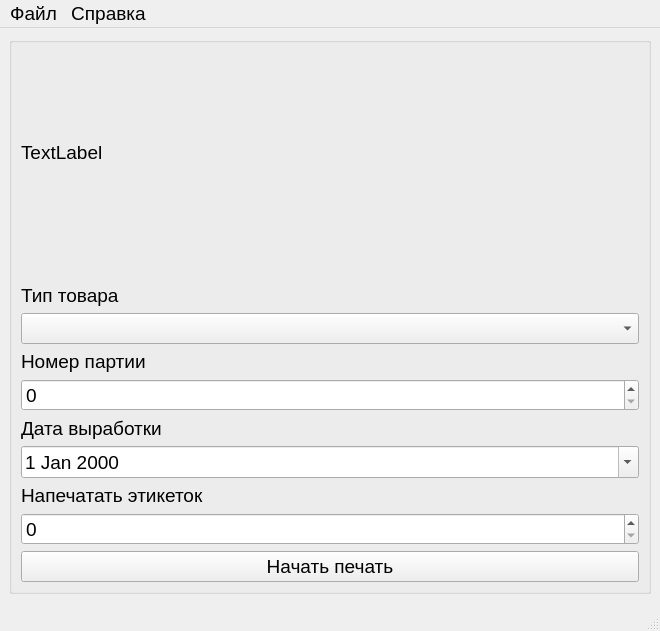
Before: the Qt Designer form mainwindow.ui in KoteAnimen/Work-WithCameraPrinter, drawn with Qt 5.
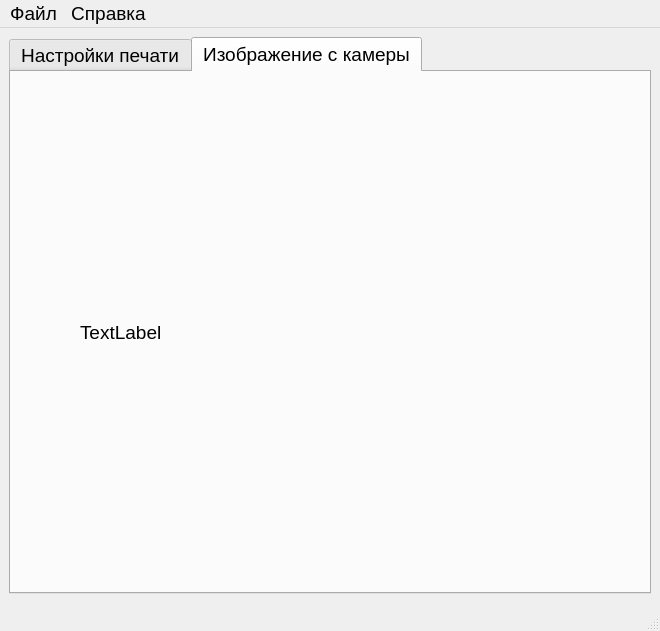
After: the same form once the commit is applied. The open tabs and pages were chosen to show the change.

Commit message: Интерфейс готов, камера подключена

The edit to the form file:
```diff
--- a/mainwindow.ui
+++ b/mainwindow.ui
@@ -19,51 +19,19 @@
    <string>Практическая работа с камерой и принтером</string>
   </property>
   <widget class="QWidget" name="centralwidget">
-   <layout class="QVBoxLayout" name="verticalLayout_2">
-    <item>
-     <widget class="QGroupBox" name="groupBox">
-      <property name="minimumSize">
-       <size>
-        <width>0</width>
-        <height>400</height>
-       </size>
+   <layout class="QGridLayout" name="gridLayout">
+    <item row="0" column="0">
+     <widget class="QTabWidget" name="tabWidget">
+      <property name="currentIndex">
+       <number>0</number>
       </property>
-      <property name="maximumSize">
-       <size>
-        <width>16777215</width>
-        <height>16777215</height>
-       </size>
-      </property>
-      <property name="font">
-       <font>
-        <pointsize>14</pointsize>
-       </font>
-      </property>
-      <property name="title">
-       <string/>
-      </property>
+      <widget class="QWidget" name="tab">
+       <attribute name="title">
+        <string>Настройки печати</string>
+       </attribute>
       <layout class="QVBoxLayout" name="verticalLayout">
        <item>
-        <widget class="QLabel" name="cameraScreen">
-         <property name="minimumSize">
-          <size>
-           <width>200</width>
-           <height>200</height>
-          </size>
-         </property>
-         <property name="maximumSize">
-          <size>
-           <width>400</width>
-           <height>400</height>
-          </size>
-         </property>
-         <property name="text">
-          <string>TextLabel</string>
-         </property>
-        </widget>
-       </item>
-       <item>
-        <spacer name="verticalSpacer_3">
+         <spacer name="verticalSpacer">
          <property name="orientation">
           <enum>Qt::Vertical</enum>
          </property>
@@ -142,7 +110,99 @@
          </property>
         </widget>
        </item>
-      </layout>
+        <item>
+         <spacer name="verticalSpacer_2">
+          <property name="orientation">
+           <enum>Qt::Vertical</enum>
+          </property>
+          <property name="sizeHint" stdset="0">
+           <size>
+            <width>20</width>
+            <height>40</height>
+           </size>
+          </property>
+         </spacer>
+        </item>
+       </layout>
+      </widget>
+      <widget class="QWidget" name="tab_2">
+       <attribute name="title">
+        <string>Изображение с камеры</string>
+       </attribute>
+       <layout class="QGridLayout" name="gridLayout_2">
+        <item row="1" column="2">
+         <spacer name="horizontalSpacer_2">
+          <property name="orientation">
+           <enum>Qt::Horizontal</enum>
+          </property>
+          <property name="sizeHint" stdset="0">
+           <size>
+            <width>40</width>
+            <height>20</height>
+           </size>
+          </property>
+         </spacer>
+        </item>
+        <item row="1" column="1">
+         <widget class="QLabel" name="cameraScreen">
+          <property name="minimumSize">
+           <size>
+            <width>500</width>
+            <height>500</height>
+           </size>
+          </property>
+          <property name="maximumSize">
+           <size>
+            <width>16777215</width>
+            <height>16777215</height>
+           </size>
+          </property>
+          <property name="text">
+           <string>TextLabel</string>
+          </property>
+         </widget>
+        </item>
+        <item row="2" column="1">
+         <spacer name="verticalSpacer_3">
+          <property name="orientation">
+           <enum>Qt::Vertical</enum>
+          </property>
+          <property name="sizeHint" stdset="0">
+           <size>
+            <width>20</width>
+            <height>40</height>
+           </size>
+          </property>
+         </spacer>
+        </item>
+        <item row="1" column="0">
+         <spacer name="horizontalSpacer">
+          <property name="orientation">
+           <enum>Qt::Horizontal</enum>
+          </property>
+          <property name="sizeHint" stdset="0">
+           <size>
+            <width>40</width>
+            <height>20</height>
+           </size>
+          </property>
+         </spacer>
+        </item>
+        <item row="0" column="1">
+         <spacer name="verticalSpacer_4">
+          <property name="orientation">
+           <enum>Qt::Vertical</enum>
+          </property>
+          <property name="sizeHint" stdset="0">
+           <size>
+            <width>20</width>
+            <height>40</height>
+           </size>
+          </property>
+         </spacer>
+        </item>
+       </layout>
+      </widget>
      </widget>
     </item>
    </layout>
```
Lines whose indentation alone changed are shown as unchanged. The commit also changes 5 other files.
